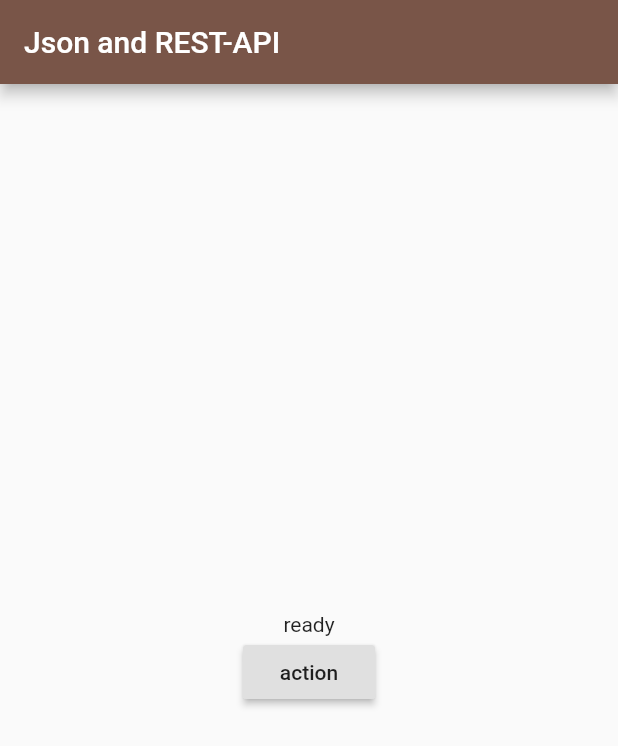
After one commit to leventarican/cookbook-flutter, a Flutter app: the screen it shows after launch, after a tap on "action", on a phone screen of 412 x 824 dp. The commit adds this screen. Shown: the top 746 px of the screen. Run offline on Flutter 3.47's test engine with Material 2 defaults, Android fonts, the light colour scheme and no system bars; network calls fail.

Commit message:
refactor code: examples to seperate classes/package

```diff
--- /dev/null
+++ b/refresh/lib/examples/jsonrestexample.dart
@@ -0,0 +1,75 @@
+import 'package:flutter/material.dart';
+
+import 'dart:convert';
+// ensure to add http dependency in pubspec.yaml
+import 'package:http/http.dart' as http;
+
+// a public REST-API: https://openlibrary.org/developers/api
+const PUBLIC_REST_API = "http://openlibrary.org/works/OL6030812W.json";
+
+//do a REST call and decode the result
+class JsonRestExample extends StatelessWidget {
+  @override
+  Widget build(BuildContext context) {
+    return MaterialApp(
+      home: ThePage(),
+    );
+  }
+}
+
+class ThePage extends StatefulWidget {
+  @override
+  State<StatefulWidget> createState() {
+    return TheState();
+  }
+}
+
+class TheState extends State<ThePage> {
+  Map<String, dynamic> _data;
+  String _title;
+
+  Future<String> request() async {
+    var response = await http.get(Uri.encodeFull(PUBLIC_REST_API),
+        headers: {"Accepts": "applications/json"});
+    _data = jsonDecode(response.body);
+    _title = _data['title'];
+    print(_title);
+    setState(() => _title);
+
+    return "OK";
+  }
+
+  @override
+  void initState() {
+    super.initState();
+    _title = "ready";
+  }
+
+  @override
+  void setState(fn) {
+    super.setState(fn);
+  }
+
+  @override
+  Widget build(BuildContext context) {
+    return Scaffold(
+      appBar: AppBar(
+        title: Text("Json and REST-API"),
+        backgroundColor: Colors.brown,
+      ),
+      body: Container(
+          child: Center(
+            child: Column(
+              mainAxisAlignment: MainAxisAlignment.center,
+              children: <Widget>[
+                Text(_title),
+                RaisedButton(
+                  child: Text("action"),
+                  onPressed: request,
+                )
+              ],
+            ),
+          )),
+    );
+  }
+}
--- /dev/null
+++ b/refresh/lib/examples/listviewexample.dart
@@ -0,0 +1,41 @@
+import 'package:flutter/material.dart';
+
+class ListViewExample extends StatelessWidget {
+  @override
+  Widget build(BuildContext context) {
+    return MaterialApp(
+      home: ThePage(),
+    );
+  }
+}
+
+class ThePage extends StatefulWidget {
+  @override
+  State<StatefulWidget> createState() {
+    return TheState();
+  }
+}
+
+class TheState extends State<ThePage> {
+  var _data = ["go", "kotlin", "dart", "cpp", "java", "python", "rust", "c"];
+
+  @override
+  Widget build(BuildContext context) {
+    return Scaffold(
+        appBar: AppBar(
+          title: Text("ListView Example"),
+          backgroundColor: Colors.grey,
+        ),
+        body: ListView.builder(
+            itemCount: _data.length,
+            itemBuilder: (BuildContext context, int index) {
+              return Card(
+                child: Text(_data[index], style: TextStyle(fontSize: 100.0, color: Colors.blueGrey),),
+                color: Colors.amberAccent,
+                margin: EdgeInsets.all(8),
+                clipBehavior: Clip.hardEdge,
+                shadowColor: Colors.redAccent,
+              );
+            }));
+  }
+}
--- /dev/null
+++ b/refresh/lib/examples/simpleexample.dart
@@ -0,0 +1,72 @@
+import 'package:flutter/material.dart';
+
+//simple example with a button and text
+class SimpleExample extends StatelessWidget {
+  @override
+  Widget build(BuildContext context) {
+    return MaterialApp(
+      home: ThePage(),
+    );
+  }
+}
+
+class ThePage extends StatefulWidget {
+  @override
+  State<StatefulWidget> createState() {
+    return TheState();
+  }
+}
+
+class TheState extends State<ThePage> {
+  // convention over code: _ is private
+  var _languages = [
+    "go",
+    "dart",
+    "kotlin",
+    "java",
+    "c++",
+    "python",
+    "javascript",
+    "c"
+  ];
+  var _lang = "press button";
+
+  action() {
+    setState(() {
+      _languages.shuffle();
+      _lang = _languages.elementAt(0);
+    });
+  }
+
+  @override
+  Widget build(BuildContext context) {
+    return Scaffold(
+      appBar: AppBar(
+        title: Text("Example"),
+        backgroundColor: Colors.lightGreen,
+      ),
+      body: Container(
+        child: Center(
+          child: Column(
+            mainAxisAlignment: MainAxisAlignment.center,
+            children: <Widget>[
+              // a text, some padding, then a button
+              Text(_lang, style: TextStyle(fontSize: 50.0)),
+              Padding(
+                padding: EdgeInsets.all(10.0),
+              ),
+              RaisedButton(
+                child: Text(
+                  "action",
+                  style: TextStyle(fontSize: 30.0),
+                ),
+                color: Colors.lightBlue,
+                onPressed: action,
+              )
+            ],
+          ),
+        ),
+      ),
+    );
+  }
+}
--- /dev/null
+++ b/refresh/lib/template/template.dart
@@ -0,0 +1,30 @@
+import 'package:flutter/material.dart';
+
+//MaterialApp is a Widget which provide us a Drawer, Appbar, ...
+class Template extends StatelessWidget {
+  @override
+  Widget build(BuildContext context) {
+    return MaterialApp(
+      home: ThePage(),
+    );
+  }
+}
+
+class ThePage extends StatefulWidget {
+  @override
+  State<StatefulWidget> createState() {
+    return TheState();
+  }
+}
+
+class TheState extends State<ThePage> {
+  @override
+  Widget build(BuildContext context) {
+    return Scaffold(
+      body: Text(
+        "template",
+        style: TextStyle(fontSize: 100.0),
+      ),
+    );
+  }
+}
```
Also changed, not shown: refresh/lib/examples/navigationexample.dart (added, +75 -0 lines), refresh/lib/main.dart (+17 -248 lines), 1 other file.
